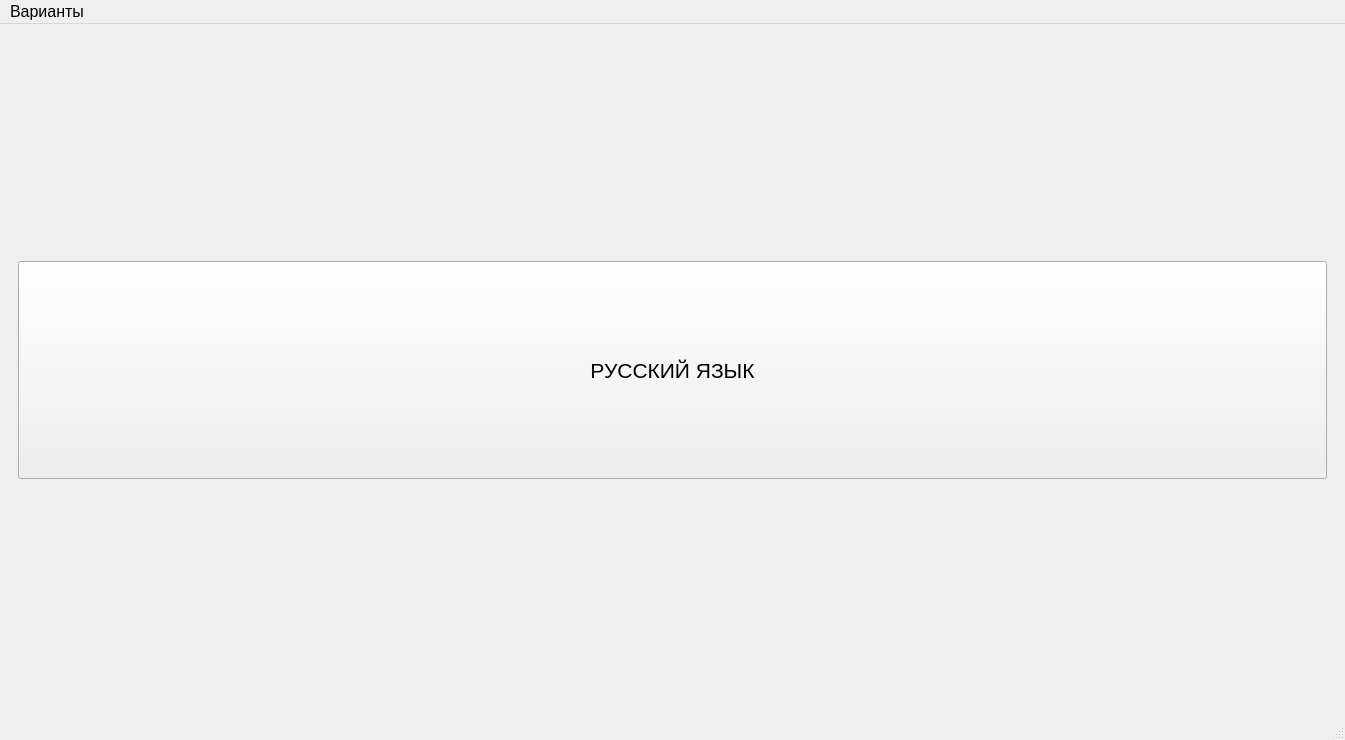
Qt form PyQtUSE/main_window3.ui (qpotak/USE-trainer) before a commit.
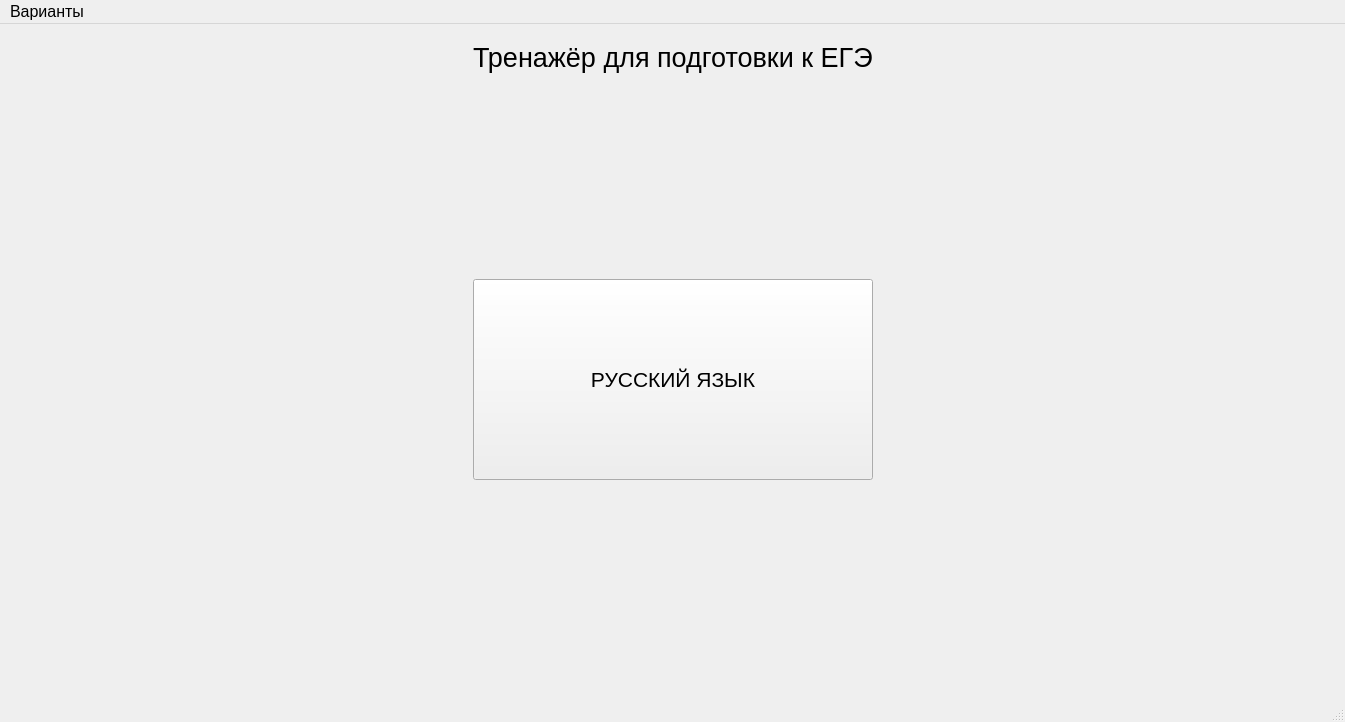
The same form after that commit. The open tabs and pages were chosen to show the change.

```diff
--- a/PyQtUSE/main_window3.ui
+++ b/PyQtUSE/main_window3.ui
@@ -7,7 +7,7 @@
     <x>0</x>
     <y>0</y>
     <width>1345</width>
-    <height>740</height>
+    <height>722</height>
    </rect>
   </property>
   <property name="sizePolicy">
@@ -43,23 +43,72 @@
        <number>2</number>
       </property>
       <widget class="QWidget" name="mainmenu">
-       <layout class="QVBoxLayout" name="verticalLayout_7">
-        <item>
-         <layout class="QVBoxLayout" name="verticalLayout">
-          <item>
-           <spacer name="verticalSpacer_2">
+       <layout class="QGridLayout" name="gridLayout_30">
+        <item row="0" column="0">
+         <spacer name="horizontalSpacer_34">
+          <property name="orientation">
+           <enum>Qt::Horizontal</enum>
+          </property>
+          <property name="sizeHint" stdset="0">
+           <size>
+            <width>398</width>
+            <height>20</height>
+           </size>
+          </property>
+         </spacer>
+        </item>
+        <item row="0" column="1">
+         <widget class="QLabel" name="label_11">
+          <property name="font">
+           <font>
+            <pointsize>20</pointsize>
+           </font>
+          </property>
+          <property name="text">
+           <string>Тренажёр для подготовки к ЕГЭ</string>
+          </property>
+         </widget>
+        </item>
+        <item row="0" column="2">
+         <spacer name="horizontalSpacer_35">
+          <property name="orientation">
+           <enum>Qt::Horizontal</enum>
+          </property>
+          <property name="sizeHint" stdset="0">
+           <size>
+            <width>397</width>
+            <height>20</height>
+           </size>
+          </property>
+         </spacer>
+        </item>
+        <item row="1" column="1">
+         <spacer name="verticalSpacer">
             <property name="orientation">
              <enum>Qt::Vertical</enum>
             </property>
             <property name="sizeHint" stdset="0">
              <size>
               <width>20</width>
-              <height>40</height>
+            <height>186</height>
              </size>
             </property>
            </spacer>
           </item>
-          <item>
+        <item row="2" column="0">
+         <spacer name="horizontalSpacer_32">
+          <property name="orientation">
+           <enum>Qt::Horizontal</enum>
+          </property>
+          <property name="sizeHint" stdset="0">
+           <size>
+            <width>398</width>
+            <height>20</height>
+           </size>
+          </property>
+         </spacer>
+        </item>
+        <item row="2" column="1">
            <widget class="QPushButton" name="pushButton">
             <property name="sizePolicy">
              <sizepolicy hsizetype="Minimum" vsizetype="Expanding">
@@ -72,20 +121,31 @@
             </property>
            </widget>
           </item>
-          <item>
-           <spacer name="verticalSpacer">
+        <item row="2" column="2">
+         <spacer name="horizontalSpacer_33">
+          <property name="orientation">
+           <enum>Qt::Horizontal</enum>
+          </property>
+          <property name="sizeHint" stdset="0">
+           <size>
+            <width>397</width>
+            <height>20</height>
+           </size>
+          </property>
+         </spacer>
+        </item>
+        <item row="3" column="1">
+         <spacer name="verticalSpacer_2">
             <property name="orientation">
              <enum>Qt::Vertical</enum>
             </property>
             <property name="sizeHint" stdset="0">
              <size>
               <width>20</width>
-              <height>40</height>
+            <height>186</height>
              </size>
             </property>
            </spacer>
-          </item>
-         </layout>
         </item>
        </layout>
       </widget>
```
Left out of the diff: 2 changed lines with no effect on the pictures. Lines whose indentation alone changed are shown as unchanged.
